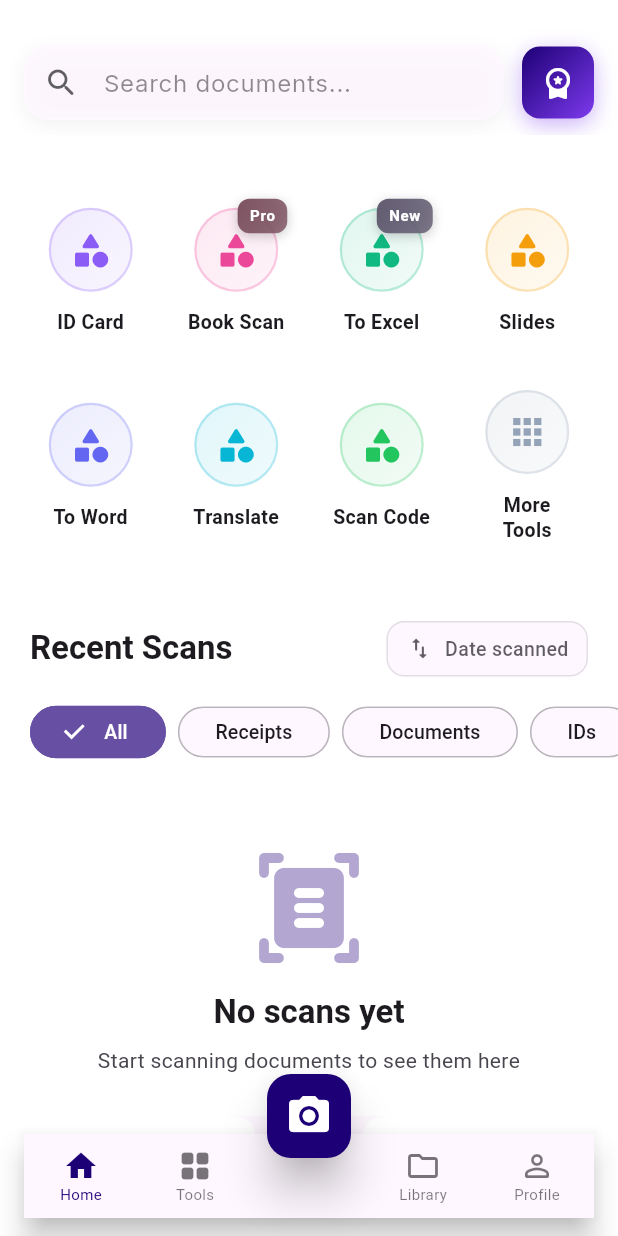
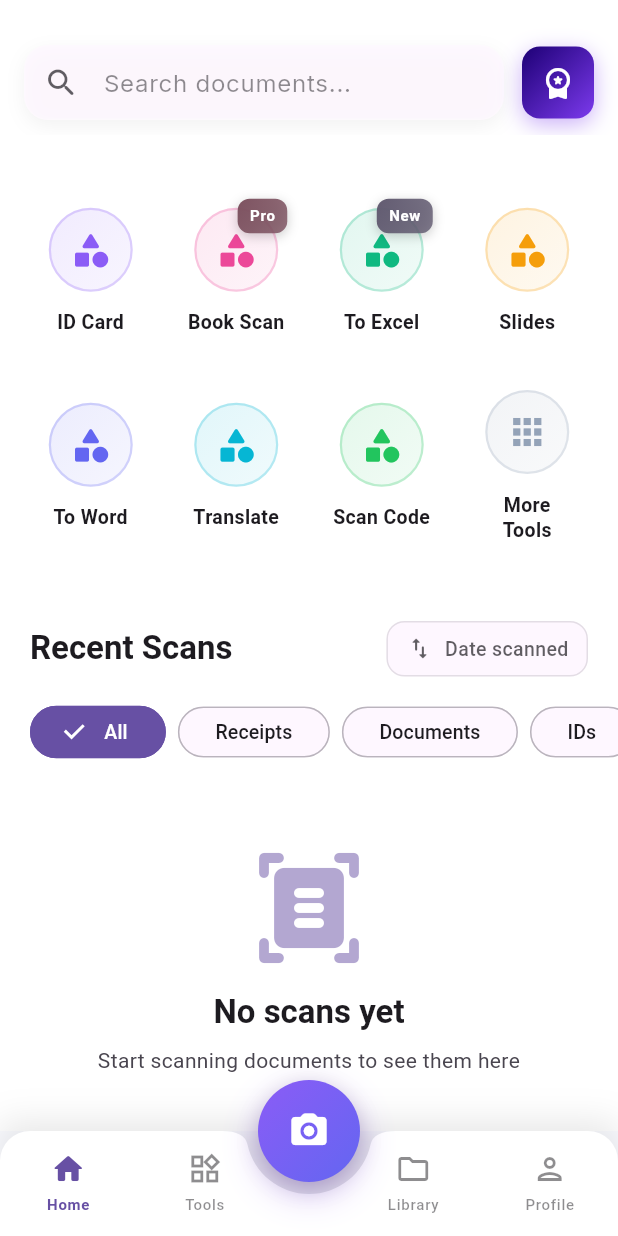
Before and after one commit to Thyon3/Proscan, a Flutter app: the AppMainScreen screen opened by its route, on a phone screen of 412 x 824 dp. Run offline on Flutter 3.47's test engine with Material 3 defaults, Android fonts, the phone set to English and light mode, and no system bars; our stand-ins replace camera, device_info_plus, flutter_riverpod, go_router, google_fonts, hive and 10 more; missing offline and left inert: clipboard, google_ml_kit, google_mlkit_barcode_scanning, google_mlkit_commons, google_mlkit_text_recognition, translator; accounts and stored records are empty; generated files the repository leaves out were written again.

Commit message:
visual improvement on appmainscreen and homescreen

```diff
--- a/lib/features/home/presentation/screens/appmainscreen.dart
+++ b/lib/features/home/presentation/screens/appmainscreen.dart
@@ -22,18 +22,16 @@ import 'package:thyscan/features/profile/presentation/screens/premium_user.dart'
 class AppMainScreen extends ConsumerWidget {
   const AppMainScreen({super.key});
 
-  // ... (Your _NavItem class and list are perfect, no changes needed)
   static final List<_NavItem> _navItems = [
-    _NavItem(Icons.home_outlined, Icons.home, 'Home'),
-    _NavItem(Icons.grid_view_rounded, Icons.grid_view, 'Tools'),
+    _NavItem(Icons.home_outlined, Icons.home_rounded, 'Home'),
+    _NavItem(Icons.widgets_outlined, Icons.widgets_rounded, 'Tools'),
     _NavItem(null, null, ''), // FAB placeholder
-    _NavItem(Icons.folder_outlined, Icons.folder, 'Library'),
-    _NavItem(Icons.person_outline_rounded, Icons.person, 'Profile'),
+    _NavItem(Icons.folder_outlined, Icons.folder_rounded, 'Library'),
+    _NavItem(Icons.person_outlined, Icons.person_rounded, 'Profile'),
   ];
 
   @override
   Widget build(BuildContext context, WidgetRef ref) {
-    final screenHeight = MediaQuery.sizeOf(context).height;
     final int currentIndex = ref.watch(screenIndexProvider);
     final bool isDark = Theme.of(context).brightness == Brightness.dark;
 
@@ -55,66 +53,104 @@ class AppMainScreen extends ConsumerWidget {
     ];
 
     return Scaffold(
+      backgroundColor: isDark
+          ? const Color(0xFF0A0A0A)
+          : const Color(0xFFFAFBFF),
       body: IndexedStack(index: currentIndex, children: screens),
 
       floatingActionButton:
           hideMainNavigation // Use the new combined boolean
           ? null
-          : FloatingActionButton(
-              onPressed: () => context.push('/camerascreen'),
-              backgroundColor: AppColors.primary,
-              elevation: 12,
-              child: const Icon(
-                Icons.camera_alt,
-                color: Colors.white,
-                size: 32,
-              ),
-            ),
+          : _buildModernFAB(context, isDark),
       floatingActionButtonLocation: FloatingActionButtonLocation.centerDocked,
 
       bottomNavigationBar:
           hideMainNavigation // Use the new combined boolean
           ? null
-          : BottomAppBar(
+          : _buildModernBottomNavBar(context, currentIndex, ref, isDark),
+    );
+  }
+
+  Widget _buildModernFAB(BuildContext context, bool isDark) {
+    return Container(
+      width: 68,
+      height: 68,
+      decoration: BoxDecoration(
+        gradient: LinearGradient(
+          begin: Alignment.topLeft,
+          end: Alignment.bottomRight,
+          colors: isDark
+              ? [Color(0xFF7C3AED), Color(0xFF6366F1)]
+              : [Color(0xFF8B5CF6), Color(0xFF6366F1)],
+        ),
+        shape: BoxShape.circle,
+        boxShadow: [
+          BoxShadow(
+            color: const Color(0xFF7C3AED).withOpacity(isDark ? 0.4 : 0.3),
+            blurRadius: 20,
+            offset: const Offset(0, 8),
+          ),
+          BoxShadow(
+            color: Colors.black.withOpacity(0.15),
+            blurRadius: 12,
+            offset: const Offset(0, 4),
+          ),
+        ],
+      ),
+      child: FloatingActionButton(
+        onPressed: () => context.push('/camerascreen'),
+        backgroundColor: Colors.transparent,
+        elevation: 0,
+        child: const Icon(
+          Icons.camera_alt_rounded,
+          color: Colors.white,
+          size: 28,
+        ),
+      ),
+    );
+  }
+
+  Widget _buildModernBottomNavBar(
+    BuildContext context,
+    int currentIndex,
+    WidgetRef ref,
+    bool isDark,
+  ) {
+    return Container(
+      decoration: BoxDecoration(
+        boxShadow: [
+          BoxShadow(
+            color: Colors.black.withOpacity(0.1),
+            blurRadius: 20,
+            offset: const Offset(0, -5),
+          ),
+        ],
+      ),
+      child: ClipRRect(
+        borderRadius: const BorderRadius.vertical(top: Radius.circular(20)),
+        child: BottomAppBar(
           shape: const CircularNotchedRectangle(),
-              notchMargin: 10,
-              color: isDark ? const Color(0xFF0A0E0A) : Colors.white,
-              elevation: 20,
-              child: SizedBox(
-                height: screenHeight * 0.06,
-                child: BottomNavigationBar(
-                  currentIndex: currentIndex,
-                  onTap: (int idx) {
-                    if (idx != 2) {
-                      ref.read(screenIndexProvider.notifier).state = idx;
-                    }
-                  },
-                  // ... a lot of BottomNavigationBar properties (no changes needed here) ...
-                  type: BottomNavigationBarType.fixed,
-                  showSelectedLabels: true,
-                  showUnselectedLabels: true,
-                  selectedFontSize: 10,
-                  unselectedFontSize: 10,
-                  selectedItemColor: AppColors.primary,
-                  unselectedItemColor: Theme.of(
-                    context,
-                  ).colorScheme.onSurface.withOpacity(0.6),
-                  items: _navItems.asMap().entries.map((e) {
+          notchMargin: 8,
+          color: isDark ? const Color(0xFF1A1A1A) : Colors.white,
+          elevation: 0,
+          padding: EdgeInsets.zero,
+          height: 70,
+          child: Row(
+            mainAxisAlignment: MainAxisAlignment.spaceAround,
+            children: _navItems.asMap().entries.map((e) {
               final int idx = e.key;
               final _NavItem item = e.value;
 
               if (idx == 2) {
-                      return const BottomNavigationBarItem(
-                        icon: SizedBox(width: 48),
-                        label: '',
-                      );
+                return const SizedBox(width: 48); // Space for FAB
               }
 
-                    return BottomNavigationBarItem(
-                      icon: Icon(
-                        currentIndex == idx ? item.selected : item.unselected,
-                      ),
-                      label: item.label,
+              return _buildNavItem(
+                context: context,
+                index: idx,
+                currentIndex: currentIndex,
+                item: item,
+                ref: ref,
               );
             }).toList(),
           ),
@@ -122,9 +158,51 @@ class AppMainScreen extends ConsumerWidget {
       ),
     );
   }
+
+  Widget _buildNavItem({
+    required BuildContext context,
+    required int index,
+    required int currentIndex,
+    required _NavItem item,
+    required WidgetRef ref,
+  }) {
+    final bool isSelected = currentIndex == index;
+    final theme = Theme.of(context);
+    final colorScheme = theme.colorScheme;
+
+    return Expanded(
+      child: InkWell(
+        onTap: () => ref.read(screenIndexProvider.notifier).state = index,
+        customBorder: const CircleBorder(),
+        child: Column(
+          mainAxisSize: MainAxisSize.min,
+          mainAxisAlignment: MainAxisAlignment.center,
+          children: [
+            Icon(
+              isSelected ? item.selected : item.unselected,
+              size: 24,
+              color: isSelected
+                  ? colorScheme.primary
+                  : colorScheme.onSurface.withOpacity(0.5),
+            ),
+            const SizedBox(height: 4),
+            Text(
+              item.label,
+              style: theme.textTheme.labelSmall?.copyWith(
+                color: isSelected
+                    ? colorScheme.primary
+                    : colorScheme.onSurface.withOpacity(0.5),
+                fontWeight: isSelected ? FontWeight.w600 : FontWeight.w500,
+                fontSize: 10,
+              ),
+            ),
+          ],
+        ),
+      ),
+    );
+  }
 }
 
-// ... (_NavItem class and screenIndexProvider remain the same)
 class _NavItem {
   final IconData? unselected;
   final IconData? selected;
--- a/lib/features/home/presentation/screens/homescreen.dart
+++ b/lib/features/home/presentation/screens/homescreen.dart
@@ -160,10 +160,7 @@ class HomeScreen extends ConsumerWidget {
   void _openDocument(BuildContext context, DocumentModel doc) {
     // Route text documents to TextDocumentScreen
     if (doc.format == 'txt' || doc.format == 'docx') {
-      context.push(
-        '/textdocumentscreen',
-        extra: {'documentId': doc.id},
-      );
+      context.push('/textdocumentscreen', extra: {'documentId': doc.id});
     } else {
       // Route PDF documents to SavePdfScreen
       context.push(
```
Lines whose indentation alone changed are shown as unchanged.
